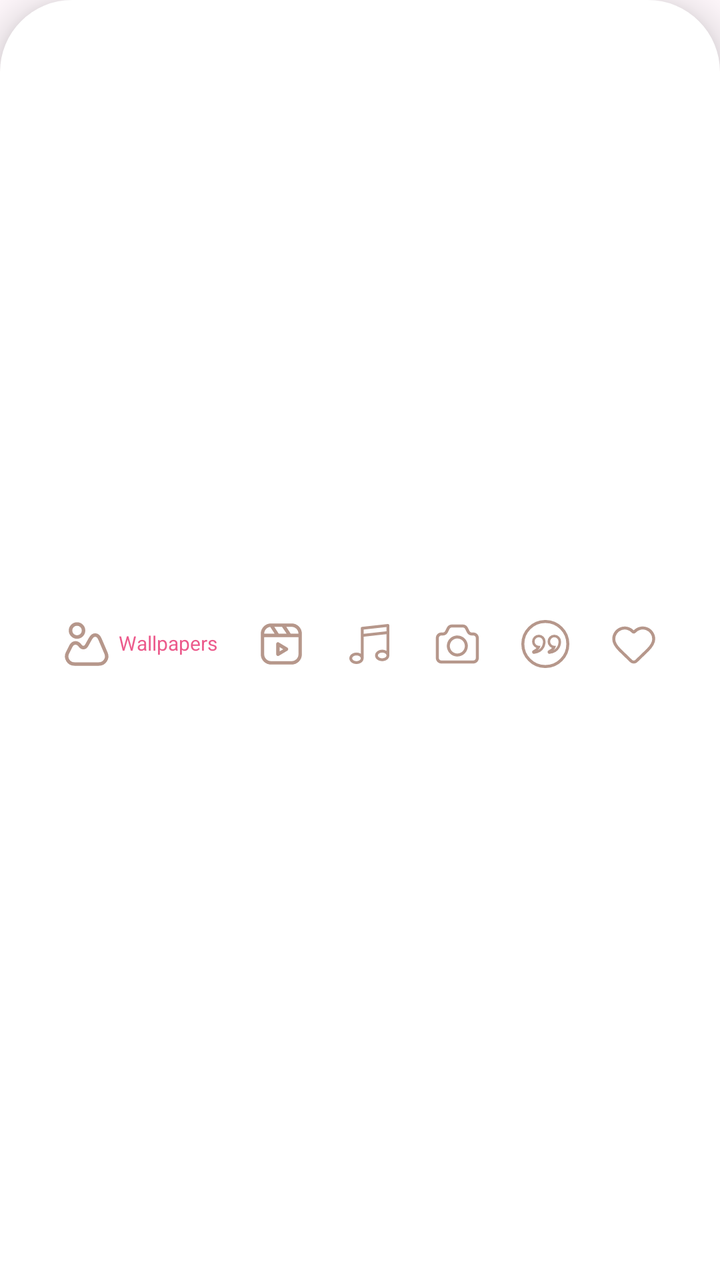
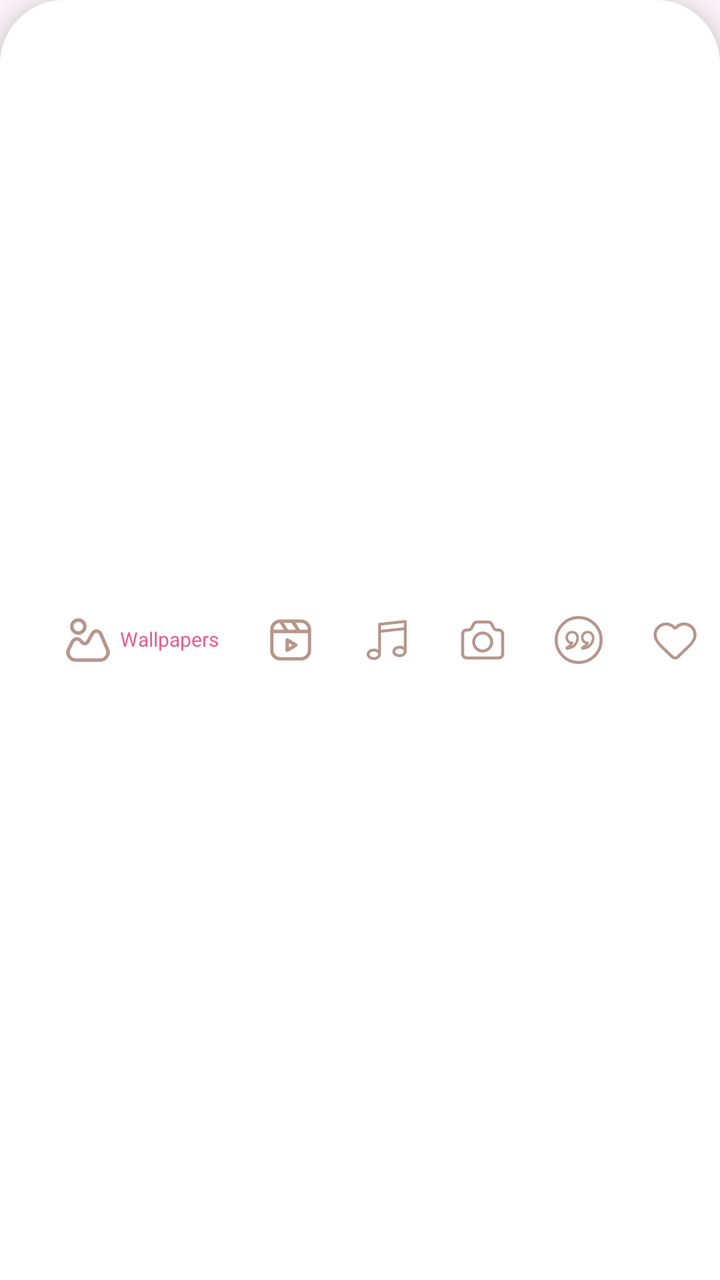

Compare the two renders of this Android layout. The source of the first and the diff that turns it into the second are given below.
<!-- AndroidManifest.xml: application theme Theme.CuteWallpaper -->
<!-- res/layout/view_bottom_main_navigation.xml -->
<?xml version="1.0" encoding="utf-8"?>
<FrameLayout xmlns:android="http://schemas.android.com/apk/res/android"
    android:layout_width="match_parent"
    android:layout_height="wrap_content"
    android:minHeight="76dp"
    android:background="@drawable/bg_bottom_nav"
    android:clipChildren="false"
    android:clipToPadding="false"
    android:elevation="12dp"
    android:paddingStart="12dp"
    android:paddingTop="18dp"
    android:paddingEnd="12dp"
    android:paddingBottom="14dp">

    <HorizontalScrollView
        android:id="@+id/navigationScroll"
        android:layout_width="match_parent"
        android:layout_height="match_parent"
        android:clipToPadding="false"
        android:fillViewport="true"
        android:overScrollMode="never"
        android:scrollbars="none">

        <LinearLayout
            android:id="@+id/navigationItems"
            android:layout_width="wrap_content"
            android:layout_height="match_parent"
            android:animateLayoutChanges="true"
            android:gravity="center"
            android:orientation="horizontal">

            <LinearLayout
                android:id="@+id/itemWallpapers"
                android:contentDescription="@string/wallpapers"
                android:layout_width="wrap_content"
                android:layout_height="40dp"
                android:background="@drawable/bg_bottom_nav_item"
                android:clickable="true"
                android:focusable="true"
                android:gravity="center"
                android:minWidth="44dp"
                android:orientation="horizontal"
                android:paddingHorizontal="10dp">

                <ImageView
                    android:layout_width="24dp"
                    android:layout_height="24dp"
                    android:duplicateParentState="true"
                    android:importantForAccessibility="no"
                    android:src="@drawable/ic_nav_wallpaper" />

                <TextView
                    android:id="@+id/labelWallpapers"
                    style="@style/Label10B"
                    android:textColor="@color/bottom_nav_selected"
                    android:layout_width="wrap_content"
                    android:layout_height="wrap_content"
                    android:layout_marginStart="4dp"
                    android:singleLine="true"
                    android:text="@string/wallpapers" />
            </LinearLayout>

            <LinearLayout
                android:id="@+id/itemVideoWallpapers"
                android:contentDescription="@string/video_wallpapers"
                android:layout_width="wrap_content"
                android:layout_height="40dp"
                android:background="@drawable/bg_bottom_nav_item"
                android:clickable="true"
                android:focusable="true"
                android:gravity="center"
                android:minWidth="44dp"
                android:orientation="horizontal"
                android:paddingHorizontal="8dp">

                <ImageView
                    android:layout_width="24dp"
                    android:layout_height="24dp"
                    android:duplicateParentState="true"
                    android:importantForAccessibility="no"
                    android:src="@drawable/ic_nav_video" />

                <TextView
                    android:id="@+id/labelVideoWallpapers"
                    style="@style/Label10B"
                    android:textColor="@color/bottom_nav_selected"
                    android:layout_width="wrap_content"
                    android:layout_height="wrap_content"
                    android:layout_marginStart="4dp"
                    android:singleLine="true"
                    android:text="@string/video_wallpapers"
                    android:visibility="gone" />
            </LinearLayout>

            <LinearLayout
                android:id="@+id/itemRingtones"
                android:layout_width="wrap_content"
                android:layout_height="40dp"
                android:background="@drawable/bg_bottom_nav_item"
                android:clickable="true"
                android:contentDescription="@string/ringtones"
                android:focusable="true"
                android:gravity="center"
                android:minWidth="44dp"
                android:orientation="horizontal"
                android:paddingHorizontal="8dp">

                <ImageView
                    android:layout_width="24dp"
                    android:layout_height="24dp"
                    android:duplicateParentState="true"
                    android:importantForAccessibility="no"
                    android:src="@drawable/ic_nav_ringtone" />

                <TextView
                    android:id="@+id/labelRingtones"
                    style="@style/Label10B"
                    android:textColor="@color/bottom_nav_selected"
                    android:layout_width="wrap_content"
                    android:layout_height="wrap_content"
                    android:layout_marginStart="4dp"
                    android:singleLine="true"
                    android:text="@string/ringtones"
                    android:visibility="gone" />
            </LinearLayout>

            <LinearLayout
                android:id="@+id/itemProfilePictures"
                android:layout_width="wrap_content"
                android:layout_height="40dp"
                android:background="@drawable/bg_bottom_nav_item"
                android:clickable="true"
                android:contentDescription="@string/profile_pictures"
                android:focusable="true"
                android:gravity="center"
                android:minWidth="44dp"
                android:orientation="horizontal"
                android:paddingHorizontal="8dp">

                <ImageView
                    android:layout_width="24dp"
                    android:layout_height="24dp"
                    android:duplicateParentState="true"
                    android:importantForAccessibility="no"
                    android:src="@drawable/ic_nav_profile" />

                <TextView
                    android:id="@+id/labelProfilePictures"
                    style="@style/Label10B"
                    android:textColor="@color/bottom_nav_selected"
                    android:layout_width="wrap_content"
                    android:layout_height="wrap_content"
                    android:layout_marginStart="4dp"
                    android:singleLine="true"
                    android:text="@string/profile_pictures"
                    android:visibility="gone" />
            </LinearLayout>

            <LinearLayout
                android:id="@+id/itemQuotes"
                android:layout_width="wrap_content"
                android:layout_height="40dp"
                android:background="@drawable/bg_bottom_nav_item"
                android:clickable="true"
                android:contentDescription="@string/quotes"
                android:focusable="true"
                android:gravity="center"
                android:minWidth="44dp"
                android:orientation="horizontal"
                android:paddingHorizontal="8dp">

                <ImageView
                    android:layout_width="24dp"
                    android:layout_height="24dp"
                    android:duplicateParentState="true"
                    android:importantForAccessibility="no"
                    android:src="@drawable/ic_nav_quotes" />

                <TextView
                    android:id="@+id/labelQuotes"
                    style="@style/Label10B"
                    android:textColor="@color/bottom_nav_selected"
                    android:layout_width="wrap_content"
                    android:layout_height="wrap_content"
                    android:layout_marginStart="4dp"
                    android:singleLine="true"
                    android:text="@string/quotes"
                    android:visibility="gone" />
            </LinearLayout>

            <LinearLayout
                android:id="@+id/itemFavorites"
                android:layout_width="wrap_content"
                android:layout_height="40dp"
                android:background="@drawable/bg_bottom_nav_item"
                android:clickable="true"
                android:contentDescription="@string/favorites"
                android:focusable="true"
                android:gravity="center"
                android:minWidth="44dp"
                android:orientation="horizontal"
                android:paddingHorizontal="8dp">

                <ImageView
                    android:layout_width="24dp"
                    android:layout_height="24dp"
                    android:duplicateParentState="true"
                    android:importantForAccessibility="no"
                    android:src="@drawable/ic_nav_favorite" />

                <TextView
                    android:id="@+id/labelFavorites"
                    style="@style/Label10B"
                    android:textColor="@color/bottom_nav_selected"
                    android:layout_width="wrap_content"
                    android:layout_height="wrap_content"
                    android:layout_marginStart="4dp"
                    android:singleLine="true"
                    android:text="@string/favorites"
                    android:visibility="gone" />
            </LinearLayout>
        </LinearLayout>
    </HorizontalScrollView>
</FrameLayout>
<!-- resources referenced by this layout -->
<resources>
  <color name="bottom_nav_selected">@color/primary_500</color>
  <!-- drawable bg_bottom_nav (drawable) -->
  <?xml version="1.0" encoding="utf-8"?>
  <shape xmlns:android="http://schemas.android.com/apk/res/android"
      android:shape="rectangle">
      <solid android:color="@color/white" />
      <corners
          android:topLeftRadius="36dp"
          android:topRightRadius="36dp" />
  </shape>
  <!-- drawable bg_bottom_nav_item (drawable) -->
  <?xml version="1.0" encoding="utf-8"?>
  <selector xmlns:android="http://schemas.android.com/apk/res/android">
      <item android:state_selected="true">
          <shape android:shape="rectangle">
              <solid android:color="@color/bottom_nav_selected_background" />
              <corners android:radius="24dp" />
          </shape>
      </item>
      <item>
          <shape android:shape="rectangle">
              <solid android:color="@android:color/transparent" />
              <corners android:radius="24dp" />
          </shape>
      </item>
  </selector>
  <!-- drawable ic_nav_favorite (drawable) -->
  <?xml version="1.0" encoding="utf-8"?>
  <selector xmlns:android="http://schemas.android.com/apk/res/android">
      <item
          android:drawable="@drawable/ic_nav_favorite_selected"
          android:state_selected="true" />
      <item android:drawable="@drawable/ic_nav_favorite_unselected" />
  </selector>
  <!-- drawable ic_nav_profile (drawable) -->
  <?xml version="1.0" encoding="utf-8"?>
  <selector xmlns:android="http://schemas.android.com/apk/res/android">
      <item
          android:drawable="@drawable/ic_nav_profile_selected"
          android:state_selected="true" />
      <item android:drawable="@drawable/ic_nav_profile_unselected" />
  </selector>
  <!-- drawable ic_nav_quotes (drawable) -->
  <?xml version="1.0" encoding="utf-8"?>
  <selector xmlns:android="http://schemas.android.com/apk/res/android">
      <item
          android:drawable="@drawable/ic_nav_quotes_selected"
          android:state_selected="true" />
      <item android:drawable="@drawable/ic_nav_quotes_unselected" />
  </selector>
  <!-- drawable ic_nav_ringtone (drawable) -->
  <?xml version="1.0" encoding="utf-8"?>
  <selector xmlns:android="http://schemas.android.com/apk/res/android">
      <item
          android:drawable="@drawable/ic_nav_ringtone_selected"
          android:state_selected="true" />
      <item android:drawable="@drawable/ic_nav_ringtone_unselected" />
  </selector>
  <!-- drawable ic_nav_video (drawable) -->
  <?xml version="1.0" encoding="utf-8"?>
  <selector xmlns:android="http://schemas.android.com/apk/res/android">
      <item
          android:drawable="@drawable/ic_nav_video_selected"
          android:state_selected="true" />
      <item android:drawable="@drawable/ic_nav_video_unselected" />
  </selector>
  <string name="favorites">Favorites</string>
  <string name="profile_pictures">Profile Pictures</string>
  <string name="quotes">Quotes</string>
  <string name="ringtones">Ringtones</string>
  <string name="video_wallpapers">Video Wallpapers</string>
  <string name="wallpapers">Wallpapers</string>
  <style name="Label10B" parent="@style/TypographyBase">
          <item name="android:textSize">10sp</item>
          <item name="fontFamily">@font/poppins_bold</item>
      </style>
  <color name="primary_500">#EC5B8C</color>
  <color name="white">#FFFFFF</color>
  <color name="bottom_nav_selected_background">@color/primary_50</color>
  <style name="TypographyBase">
          <item name="fontFamily">@font/poppins_regular</item>
          <item name="android:includeFontPadding">false</item>
      </style>
  <color name="primary">#F72B85</color>
  <color name="primary_dark">#D81B70</color>
  <color name="on_primary">#FFFFFF</color>
  <color name="background">#FFF8FC</color>
  <color name="primary_50">#FDEEF4</color>
  <!-- unchanged entries left out for length: 14 -->
</resources>

<!-- the commit's change to res/layout/view_bottom_main_navigation.xml (unified diff, before → after) -->
@@ -2,15 +2,15 @@
 <FrameLayout xmlns:android="http://schemas.android.com/apk/res/android"
     android:layout_width="match_parent"
     android:layout_height="wrap_content"
-    android:minHeight="76dp"
+    android:minHeight="80dp"
     android:background="@drawable/bg_bottom_nav"
     android:clipChildren="false"
     android:clipToPadding="false"
     android:elevation="12dp"
-    android:paddingStart="12dp"
-    android:paddingTop="18dp"
-    android:paddingEnd="12dp"
-    android:paddingBottom="14dp">
+    android:paddingStart="20dp"
+    android:paddingTop="20dp"
+    android:paddingEnd="20dp"
+    android:paddingBottom="20dp">
 
     <HorizontalScrollView
         android:id="@+id/navigationScroll"
@@ -40,7 +40,7 @@
                 android:gravity="center"
                 android:minWidth="44dp"
                 android:orientation="horizontal"
-                android:paddingHorizontal="10dp">
+                android:paddingHorizontal="12dp">
 
                 <ImageView
                     android:layout_width="24dp"
@@ -71,7 +71,7 @@
                 android:gravity="center"
                 android:minWidth="44dp"
                 android:orientation="horizontal"
-                android:paddingHorizontal="8dp">
+                android:paddingHorizontal="12dp">
 
                 <ImageView
                     android:layout_width="24dp"
@@ -103,7 +103,7 @@
                 android:gravity="center"
                 android:minWidth="44dp"
                 android:orientation="horizontal"
-                android:paddingHorizontal="8dp">
+                android:paddingHorizontal="12dp">
 
                 <ImageView
                     android:layout_width="24dp"
@@ -135,7 +135,7 @@
                 android:gravity="center"
                 android:minWidth="44dp"
                 android:orientation="horizontal"
-                android:paddingHorizontal="8dp">
+                android:paddingHorizontal="12dp">
 
                 <ImageView
                     android:layout_width="24dp"
@@ -167,7 +167,7 @@
                 android:gravity="center"
                 android:minWidth="44dp"
                 android:orientation="horizontal"
-                android:paddingHorizontal="8dp">
+                android:paddingHorizontal="12dp">
 
                 <ImageView
                     android:layout_width="24dp"
@@ -199,7 +199,7 @@
                 android:gravity="center"
                 android:minWidth="44dp"
                 android:orientation="horizontal"
-                android:paddingHorizontal="8dp">
+                android:paddingHorizontal="12dp">
 
                 <ImageView
                     android:layout_width="24dp"
<!-- resource entries referenced after the edit -->
@@ -7,8 +7,8 @@
       android:shape="rectangle">
       <solid android:color="@color/white" />
       <corners
-          android:topLeftRadius="36dp"
-          android:topRightRadius="36dp" />
+          android:topLeftRadius="32dp"
+          android:topRightRadius="32dp" />
   </shape>
   <!-- drawable bg_bottom_nav_item (drawable) -->
   <?xml version="1.0" encoding="utf-8"?>
@@ -16,13 +16,13 @@
       <item android:state_selected="true">
           <shape android:shape="rectangle">
               <solid android:color="@color/bottom_nav_selected_background" />
-              <corners android:radius="24dp" />
+              <corners android:radius="100dp" />
           </shape>
       </item>
       <item>
           <shape android:shape="rectangle">
               <solid android:color="@android:color/transparent" />
-              <corners android:radius="24dp" />
+              <corners android:radius="100dp" />
           </shape>
       </item>
   </selector>
